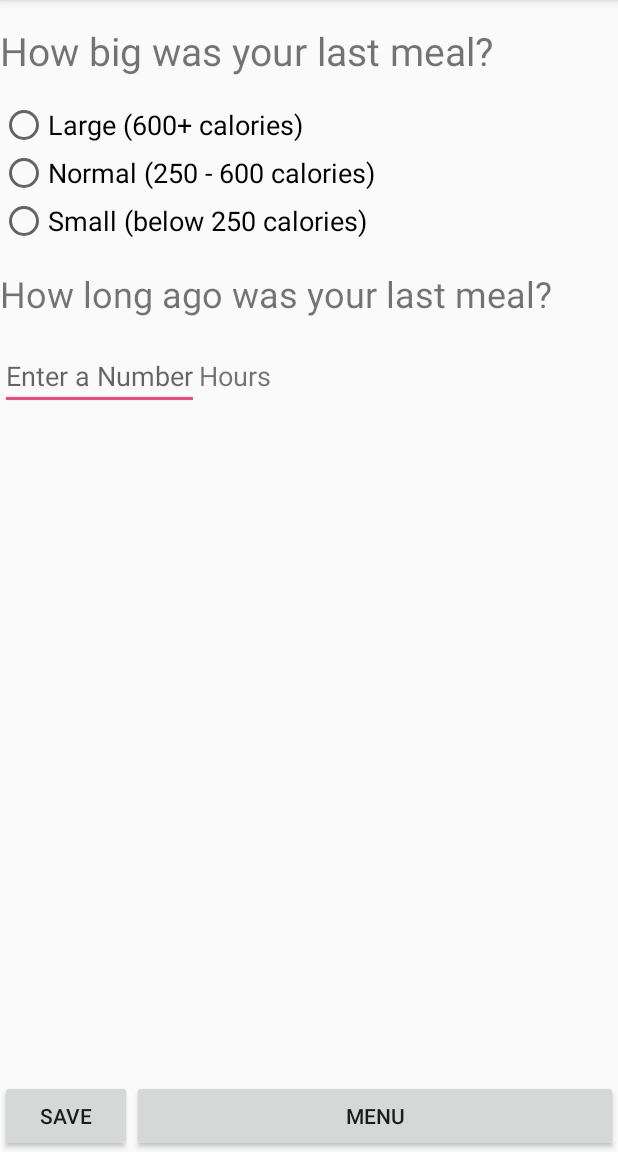
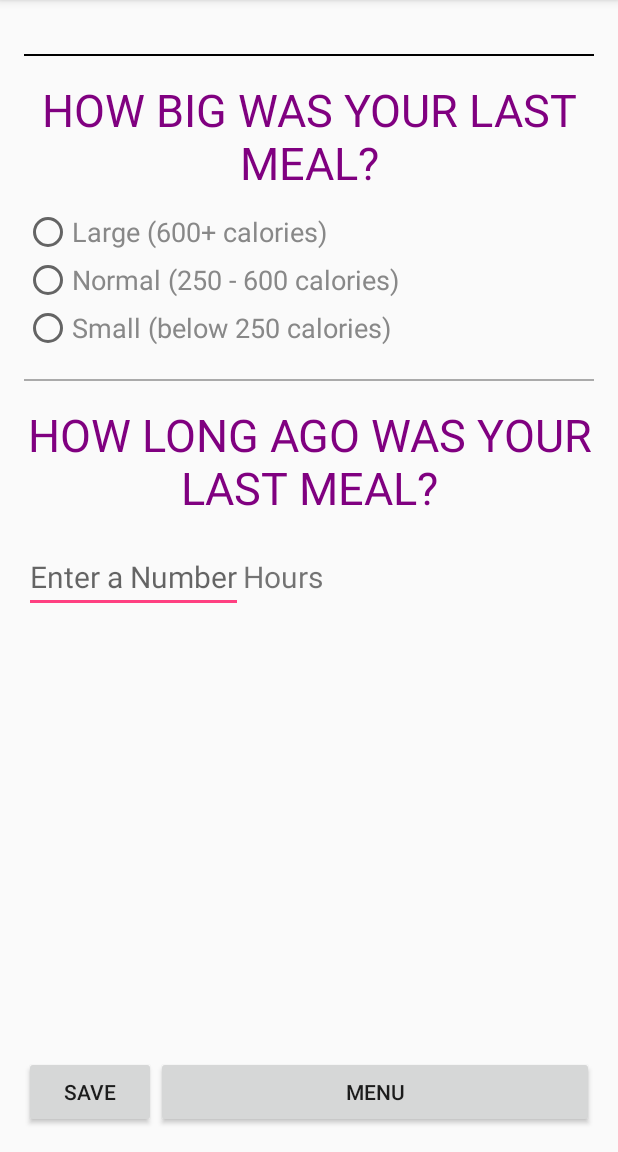
Before and after one commit to rcaporino/COM220-Final-App, an Android app: the Eating screen opened directly, with no data from a screen before it, after a tap on "SAVE", on a phone screen of 412 x 824 dp, the part 84-1236 px from its top. Run offline under Robolectric (Android 15) with nearby library versions, the light colour scheme and no system bars; 1 statement that could not run was skipped.

Commit message:
please work

```diff
--- a/app/src/main/java/com/example/android/com220finalapp/Eating.java
+++ b/app/src/main/java/com/example/android/com220finalapp/Eating.java
@@ -1,11 +1,16 @@
 package com.example.android.com220finalapp;
 
+import android.content.Intent;
 import android.support.v7.app.AppCompatActivity;
 import android.os.Bundle;
+import android.view.View;
+import android.widget.Button;
 import android.widget.EditText;
 import android.widget.RadioGroup;
 
 import java.util.Date;
+
+import service_and_storage.Meal;
 
 public class Eating extends AppCompatActivity {
 
@@ -13,38 +18,63 @@ public class Eating extends AppCompatActivity {
     protected void onCreate(Bundle savedInstanceState) {
         super.onCreate(savedInstanceState);
         setContentView(R.layout.activity_eating) ;
+
+        final Button savebutton = (Button) findViewById(R.id.saveButton);
+        savebutton.setOnClickListener(new View.OnClickListener() {
+            public void onClick(View v) {
+                save();
+            }
+        });
+
+        final Button menubutton = (Button) findViewById(R.id.menuButton);
+        menubutton.setOnClickListener(new View.OnClickListener() {
+            public void onClick(View v) {
+                menu();
+            }
+        });
+
     }
 
     public void save()
     {
         RadioGroup radioButtonGroup = (RadioGroup) findViewById(R.id.radiogroup);
         int radioButtonID = radioButtonGroup.getCheckedRadioButtonId();
-        //Meal MealObj = new Meal();
+        Meal MealObj = new Meal();
 
-        if(radioButtonID == 1)
+        if(radioButtonID == 2131427427)
         {
             //set large
-            //MealObj.setMealType(Large);
+            //System.out.println("IN LARGE");
+           MealObj.setMealType(Meal.MealType.Large);
         }
-        if(radioButtonID == 2)
+        if(radioButtonID == 2131427428)
         {
             //set medium
-            //MealObj.setMealType(Medium);
+            //System.out.println("IN Medium");
+            MealObj.setMealType(Meal.MealType.Medium);
         }
-        if(radioButtonID == 3)
+        if(radioButtonID == 2131427429)
         {
             //set small
-            //MealObj.setMealType(Small);
+            //System.out.println("IN small");
+            MealObj.setMealType(Meal.MealType.Small);
         }
 
         EditText hourField = (EditText) findViewById(R.id.houramount);
         String hours = hourField.getText().toString();
         int hour = Integer.parseInt(hours);
         long timeEaten = new Date().getTime() - (hour * 60 * 60 * 1000);
+        MealObj.setTimeEaten(timeEaten);
+
+        //System.out.println(radioButtonID);
+        //System.out.println(MealObj.getMealType());
+        //System.out.println(MealObj.getTimeEaten());
     }
 
     public void menu()
     {
+        Intent intent = new Intent(Eating.this, MainActivity.class);
+        startActivity(intent);
 
     }
 
--- a/app/src/main/res/layout/activity_eating.xml
+++ b/app/src/main/res/layout/activity_eating.xml
@@ -4,18 +4,28 @@ xmlns:app="http://schemas.android.com/apk/res-auto"
 xmlns:tools="http://schemas.android.com/tools"
 android:layout_width="match_parent"
 android:layout_height="match_parent"
+android:paddingLeft="16dp"
+android:paddingRight="16dp"
+android:paddingTop="16dp"
+android:paddingBottom="16dp"
 android:orientation="vertical"
 tools:context="com.example.android.com220finalapp.Eating">
 
+    <View
+        android:layout_width="match_parent"
+        android:layout_height="1dp"
+        style="@style/TopViewBar"
+        />
+
     <TextView
         android:id="@+id/caltitle"
+        style="@style/Heading"
         android:layout_width="match_parent"
         android:layout_height="wrap_content"
-    android:layout_gravity="center_horizontal"
-    android:paddingTop="16dp"
-    android:paddingBottom="16dp"
-    android:text="How big was your last meal?"
-    android:textSize="26sp" />
+        android:layout_marginBottom="10dp"
+        android:layout_marginTop="15dp"
+        android:text="How big was your last meal?" />
+
     <RadioGroup
     android:id="@+id/radiogroup"
     android:layout_width="wrap_content"
@@ -26,29 +36,40 @@ tools:context="com.example.android.com220finalapp.Eating">
         android:layout_width="wrap_content"
         android:layout_height="wrap_content"
         android:text="Large (600+ calories)"
-        android:textSize="18sp"/>
+        android:textSize="18sp"
+        android:textColor="@color/sysGray"
+        />
     <RadioButton
         android:id="@+id/mediummeal"
         android:layout_width="wrap_content"
         android:layout_height="wrap_content"
         android:text="Normal (250 - 600 calories)"
-        android:textSize="18sp"/>
+        android:textSize="18sp"
+        android:textColor="@color/sysGray"/>
     <RadioButton
         android:id="@+id/smallmeal"
         android:layout_width="wrap_content"
         android:layout_height="wrap_content"
         android:text="Small (below 250 calories)"
-        android:textSize="18sp"/>
+        android:textSize="18sp"
+        android:textColor="@color/sysGray"/>
 </RadioGroup>
+
+<View
+        android:layout_width="match_parent"
+        android:layout_height="1dp"
+        android:background="@android:color/darker_gray"
+        android:layout_marginTop="18dp" />
+
     <TextView
         android:id="@+id/timetitle"
+        style="@style/Heading"
+        android:layout_marginTop="15dp"
+        android:layout_marginBottom="15dp"
         android:layout_width="match_parent"
         android:layout_height="wrap_content"
         android:layout_gravity="center_horizontal"
-    android:paddingTop="16dp"
-    android:paddingBottom="16dp"
-    android:text="How long ago was your last meal?"
-    android:textSize="24sp" />
+        android:text="How long ago was your last meal?" />
 
     <LinearLayout
     android:layout_width="match_parent"
@@ -59,33 +80,39 @@ tools:context="com.example.android.com220finalapp.Eating">
         android:layout_width="wrap_content"
         android:layout_height="wrap_content"
         android:hint="Enter a Number"
-        android:inputType="number"/>
+        android:inputType="number"
+        android:textSize="20sp"
+        />
     <TextView
         android:layout_width="match_parent"
         android:layout_height="wrap_content"
         android:text="Hours"
-        android:textSize="18sp"/>
+        android:textSize="20sp"/>
 </LinearLayout>
 
 <LinearLayout
+
 
     android:layout_width="match_parent"
     android:layout_height="match_parent"
     android:orientation="horizontal">
 
+
     <Button
+        android:id="@+id/saveButton"
         android:layout_width="wrap_content"
         android:layout_height="wrap_content"
         android:layout_gravity="bottom"
         android:text="SAVE"
-        android:onClick="save"/>
+        />
 
     <Button
+        android:id="@+id/menuButton"
         android:layout_width="match_parent"
         android:layout_height="wrap_content"
         android:layout_gravity="bottom"
         android:text="MENU"
-        android:onClick="menu"/>
+        />
 
 </LinearLayout>
 
```
Lines whose indentation alone changed are shown as unchanged.
